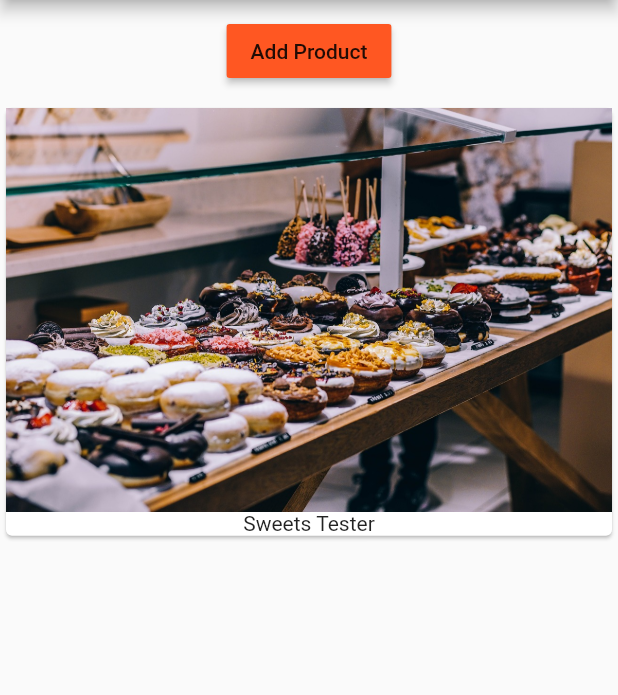
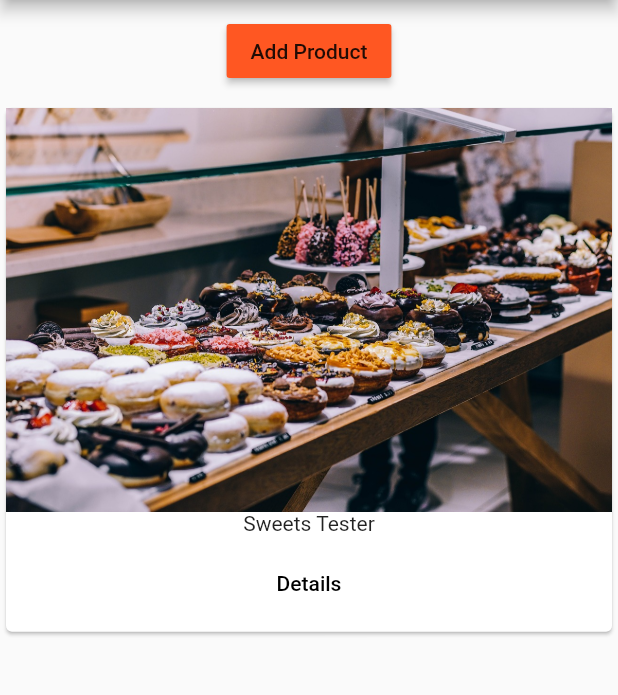
Before and after one commit to EYoung75/flutter-easyList, a Flutter app: the screen it shows after launch, on a phone screen of 412 x 824 dp, the part 84-779 px from its top. Run offline on Flutter 3.47's test engine with Material 2 defaults, Android fonts, the phone set to English and light mode, and no system bars.

Commit message:
fixed product page

```diff
--- a/lib/products.dart
+++ b/lib/products.dart
@@ -1,26 +1,53 @@
 import "package:flutter/material.dart";
+
+import "./pages/product.dart";
 
 class Products extends StatelessWidget {
   final List<String> products;
 
   Products(this.products);
 
+  Widget _buildProductItem(BuildContext context, int index) {
+    return Card(
+                  child: Column(
+                    children: <Widget>[
+                      Image.asset("assets/food.jpg"),
+                      Text(products[index]),
+                      ButtonBar(
+                        alignment: MainAxisAlignment.center,
+                        children: <Widget>[
+                          FlatButton(
+                            child: Text("Details"),
+                            onPressed: () {
+                              Navigator.push(context, MaterialPageRoute(builder: (BuildContext context) => ProductPage(),),);
+                            },
+                          )
+                        ],
+                      )
+                    ],
+                  ),
+                );
+  }
+
+  Widget _buildProductList() {
+    Widget productCard;
+    if(products.length > 0) {
+      productCard = ListView.builder(
+        itemBuilder: _buildProductItem,
+        itemCount: products.length
+      );
+    } else {
+      productCard = Center(
+        child: Text("No products added yet"),
+      );
+    }
+
+    return productCard;
+  }
+
 
   @override
   Widget build(BuildContext context) {
-    return ListView(
-      children: products
-          .map(
-            (element) => Card(
-                  child: Column(
-                    children: <Widget>[
-                      Image.asset("assets/food.jpg"),
-                      Text(element)
-                    ],
-                  ),
-                ),
-          )
-          .toList(),
-    );
+    return _buildProductList();
   }
 }
```
Also changed, not shown: lib/pages/product.dart (added, +23 -0 lines).
